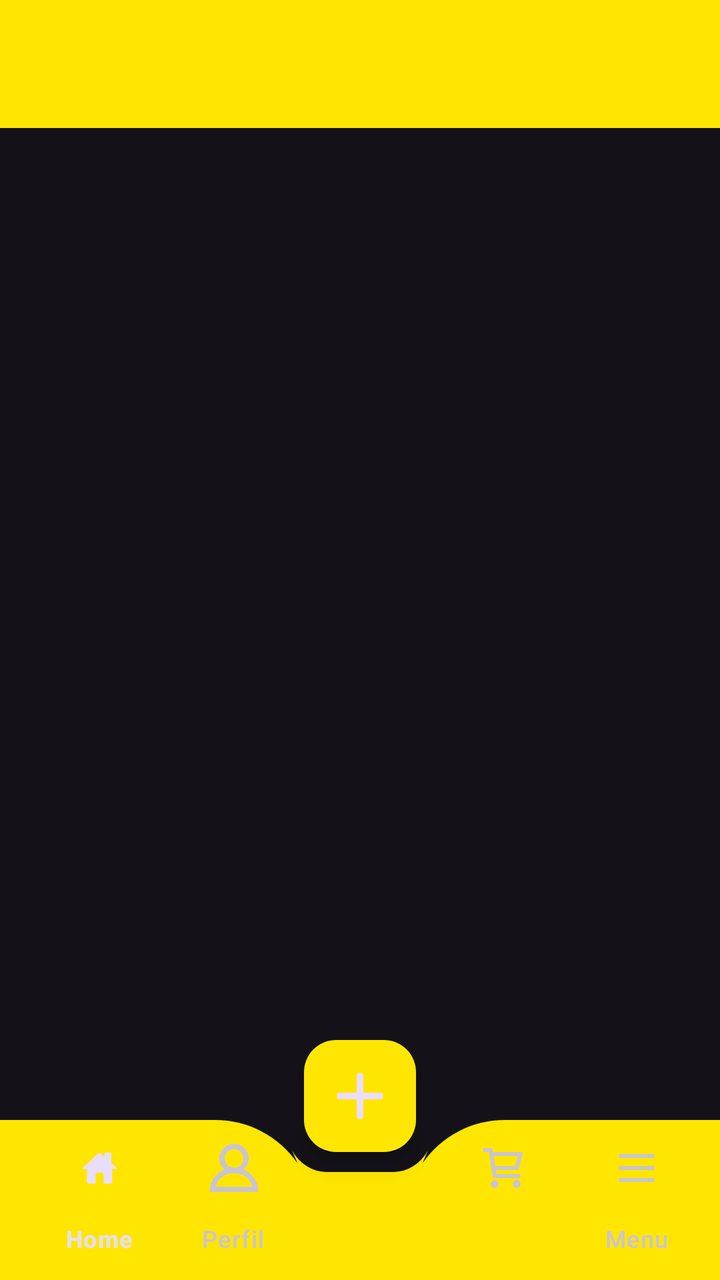
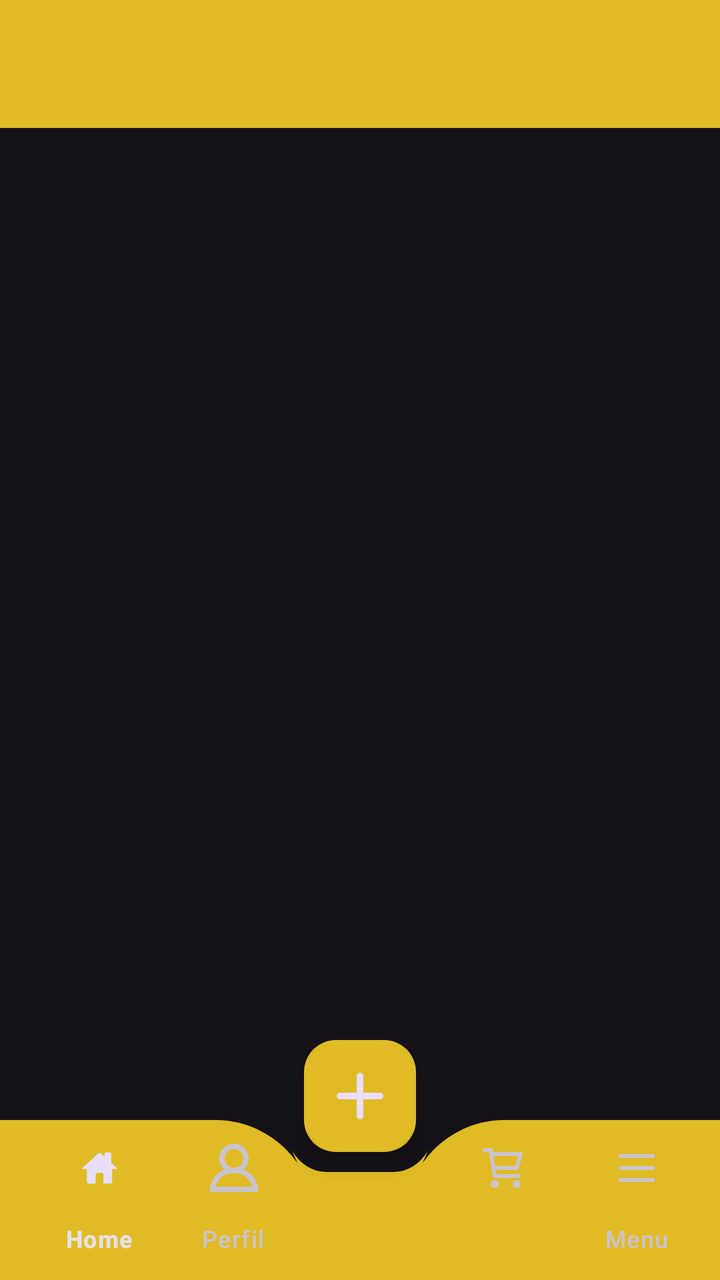

Screens rendered from an Android XML layout before and after an edit, with the pre-edit source and the edit as a unified diff.
<!-- AndroidManifest.xml: application theme Theme.NavigationDrawer -->
<!-- res/layout/activity_main.xml -->
<?xml version="1.0" encoding="utf-8"?>
<androidx.drawerlayout.widget.DrawerLayout
    xmlns:android="http://schemas.android.com/apk/res/android"
    xmlns:app="http://schemas.android.com/apk/res-auto"
    xmlns:tools="http://schemas.android.com/tools"
    android:id="@+id/drawer_layout"
    android:layout_width="match_parent"
    android:layout_height="match_parent"
    tools:context=".MainActivity">

    
    <androidx.coordinatorlayout.widget.CoordinatorLayout
        android:layout_width="match_parent"
        android:layout_height="match_parent">

        <com.google.android.material.appbar.MaterialToolbar
            android:id="@+id/toolbar"
            android:layout_width="match_parent"
            android:layout_height="?attr/actionBarSize"
            android:background="@color/amarelo"
            android:elevation="4dp"
            android:popupTheme="@style/ThemeOverlay.AppCompat.Light" />

        
        <FrameLayout
            android:id="@+id/fragment_container"
            android:layout_width="match_parent"
            android:layout_height="match_parent"/>

        
        <com.google.android.material.bottomappbar.BottomAppBar
            android:id="@+id/bottomAppbar"
            android:layout_width="match_parent"
            android:layout_height="wrap_content"
            android:layout_gravity="bottom"
            android:backgroundTint="@color/amarelo"
            app:fabCradleMargin="10dp"
            app:fabAlignmentMode="center"
            app:fabCradleRoundedCornerRadius="50dp"
            app:fabAnchorMode="cradle">

            <com.google.android.material.bottomnavigation.BottomNavigationView
                android:id="@+id/bottom_navigation"
                android:layout_width="match_parent"
                android:layout_height="wrap_content"
                android:background="@android:color/transparent"
                app:labelVisibilityMode="labeled"
                app:menu="@menu/bottom_menu" />
        </com.google.android.material.bottomappbar.BottomAppBar>

        
        <com.google.android.material.floatingactionbutton.FloatingActionButton
            android:id="@+id/fab"
            android:layout_width="wrap_content"
            android:layout_height="wrap_content"
            android:backgroundTint="@color/amarelo"
            android:contentDescription="Adicionar"
            android:src="@drawable/icadd"
            app:layout_anchor="@id/bottomAppbar"
            app:maxImageSize="40dp" />
    </androidx.coordinatorlayout.widget.CoordinatorLayout>

    
    <com.google.android.material.navigation.NavigationView
        android:id="@+id/navigation_drawer"
        android:layout_width="wrap_content"
        android:layout_height="match_parent"
        android:layout_gravity="start"
        android:layout_marginTop="?attr/actionBarSize"
        app:headerLayout="@layout/nav_header"
        app:itemIconTint="@color/amarelo"
        app:itemTextColor="@color/amarelo"
        android:fitsSystemWindows="true"
        app:menu="@menu/nav_menu" />

</androidx.drawerlayout.widget.DrawerLayout>
<!-- res/layout/nav_header.xml (included above) -->
<?xml version="1.0" encoding="utf-8"?>
<LinearLayout
    xmlns:android="http://schemas.android.com/apk/res/android"
    android:orientation="vertical"
    android:layout_width="match_parent"
    android:layout_height="176dp"
    android:gravity="top"
    android:padding="16dp"
    android:background="@color/amarelo"
    android:theme="@style/ThemeOverlay.AppCompat.Dark">

    <ImageView
        android:layout_width="match_parent"
        android:layout_height="match_parent"
        android:src="@drawable/mercadolivre"
        android:layout_gravity="center"/>
</LinearLayout>
<!-- resources referenced by this layout -->
<resources>
  <color name="amarelo">#FFE600</color>
  <!-- drawable icadd (drawable) -->
  <vector xmlns:android="http://schemas.android.com/apk/res/android" android:height="30dp" android:viewportHeight="24" android:viewportWidth="24" android:width="30dp">
        
      <path android:fillColor="#0000" android:pathData="M6,12H12M12,12H18M12,12V18M12,12V6" android:strokeColor="#000000" android:strokeLineCap="round" android:strokeLineJoin="round" android:strokeWidth="2"/>
      
  </vector>
  <!-- drawable mercadolivre: png bitmap (drawable, 99422 bytes) -->
  <style name="Theme.NavigationDrawer" parent="Base.Theme.NavigationDrawer" />
  <style name="Base.Theme.NavigationDrawer" parent="Theme.Material3.Dark.NoActionBar">
          <item name="colorPrimary">@color/amarelo</item>
          <item name="colorPrimaryVariant">#81700F</item>
          <item name="android:statusBarColor">@color/amarelo</item>
      </style>
</resources>

<!-- the commit's change to res/layout/activity_main.xml (unified diff, before → after) -->
@@ -25,7 +25,9 @@
         <FrameLayout
             android:id="@+id/fragment_container"
             android:layout_width="match_parent"
-            android:layout_height="match_parent"/>
+            android:layout_height="match_parent">
+
+        </FrameLayout>
 
         
         <com.google.android.material.bottomappbar.BottomAppBar
@@ -58,6 +60,7 @@
             android:src="@drawable/icadd"
             app:layout_anchor="@id/bottomAppbar"
             app:maxImageSize="40dp" />
+
     </androidx.coordinatorlayout.widget.CoordinatorLayout>
 
     
<!-- resource entries referenced after the edit -->
@@ -1,6 +1,6 @@
 <!-- resources referenced by this layout -->
 <resources>
-  <color name="amarelo">#FFE600</color>
+  <color name="amarelo">#E0BB25</color>
   <!-- drawable icadd (drawable) -->
   <vector xmlns:android="http://schemas.android.com/apk/res/android" android:height="30dp" android:viewportHeight="24" android:viewportWidth="24" android:width="30dp">
         
